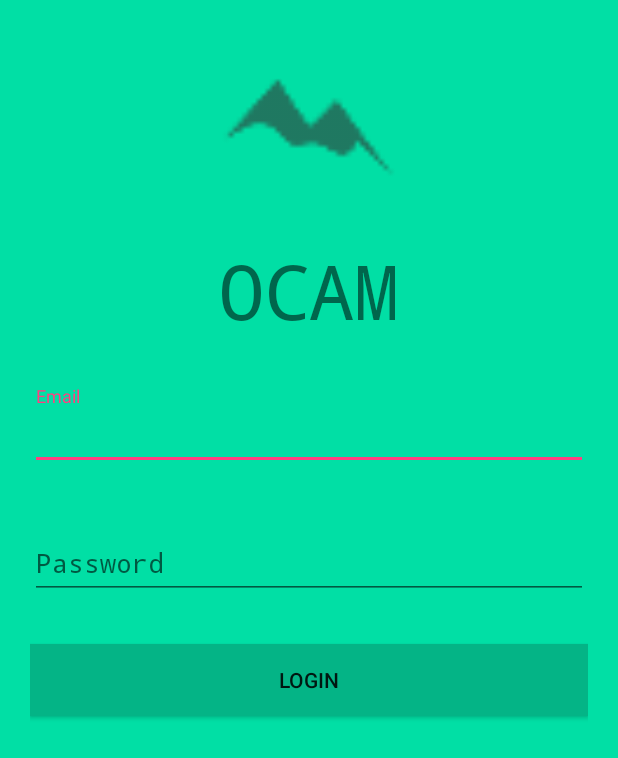
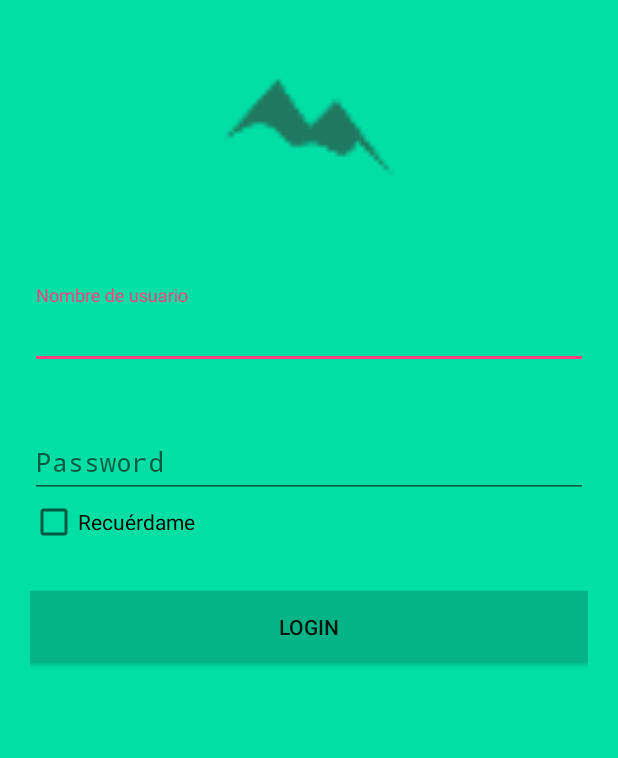
Before and after one commit to victorcastanogutierrez/OCAM-android, an Android app: the screen it shows after launch (LoginActivity), after a tap on "LOGIN", on a phone screen of 412 x 824 dp. Shown: the top 758 px of the screen. Run offline under Robolectric (Android 15) with nearby library versions, the phone set to English and light mode, and no system bars; our stand-ins replace Volley.

Commit message:
Funcionalidad de login

```diff
--- a/app/src/main/AndroidManifest.xml
+++ b/app/src/main/AndroidManifest.xml
@@ -2,6 +2,7 @@
 <manifest xmlns:android="http://schemas.android.com/apk/res/android"
     package="com.ocam">
 
+    <uses-permission android:name="android.permission.INTERNET" />
     <application
         android:allowBackup="true"
         android:icon="@mipmap/ic_launcher"
--- a/app/src/main/java/com/ocam/login/LoginActivity.java
+++ b/app/src/main/java/com/ocam/login/LoginActivity.java
@@ -1,19 +1,29 @@
 package com.ocam.login;
 
 import android.app.Activity;
+import android.app.Dialog;
 import android.os.Bundle;
 import android.support.design.widget.TextInputLayout;
 import android.view.View;
 import android.view.Window;
 import android.view.WindowManager;
+import android.widget.CheckBox;
+import android.widget.ProgressBar;
+import android.widget.Toast;
 
 import com.ocam.R;
+import com.ocam.util.volley.NukeSSLCerts;
+import com.ocam.util.ViewUtils;
 
 public class LoginActivity extends Activity implements LoginView {
 
-    private TextInputLayout ilEmail;
+    private LoginPresenter loginPresenter;
+
+    private TextInputLayout ilUsername;
     private TextInputLayout ilPassword;
-    private LoginPresenter loginPresenter;
+    private ProgressBar mProgress;
+    private Dialog mOverlayDialog;
+    private CheckBox cbRecuerda;
 
     @Override
     protected void onCreate(Bundle savedInstanceState) {
@@ -25,15 +35,64 @@ public class LoginActivity extends Activity implements LoginView {
 
         setContentView(R.layout.activity_login);
 
-        this.loginPresenter = new LoginPresenterImpl(this);
-        this.ilEmail = (TextInputLayout) findViewById(R.id.ilEmail);
+        this.loginPresenter = new LoginPresenterImpl(this, LoginActivity.this);
+        this.ilUsername = (TextInputLayout) findViewById(R.id.ilUsername);
         this.ilPassword = (TextInputLayout) findViewById(R.id.ilPassword);
+        this.mProgress = (ProgressBar) findViewById(R.id.progressBar);
+        this.cbRecuerda = (CheckBox) findViewById(R.id.cbRecuerda);
+        this.mOverlayDialog = new Dialog(LoginActivity.this, android.R.style.Theme_Panel);
+
+        //Confiar en todos los certificados: solo para desarrollo
+        new NukeSSLCerts().nuke();
+    }
+
+    /**
+     * Método ejecutado cuando se pulsa el boton de login
+     * Realiza las comprobaciones oportunas y llama al presentador para ejecutar la lógica de negocio
+     * @param view
+     */
+    public void login(View view) {
+        String username = ilUsername.getEditText().getText().toString();
+        String password = ilPassword.getEditText().getText().toString();
+        if (assertEmailPassword(username, password)) {
+            ViewUtils.showToast(getApplicationContext(), Toast.LENGTH_SHORT, "Email y password requeridos");
+        } else {
+            this.displayProgress();
+            this.loginPresenter.login(username, password, cbRecuerda.isChecked());
+        }
+    }
+
+    private Boolean assertEmailPassword(String email, String password) {
+        return email.isEmpty() || password.isEmpty();
+    }
+
+    /**
+     * Muestra un dialog para prevenir al usuario de interactuar con la vista mientras carga.
+     * Muestra la progressbar
+     */
+    private void displayProgress() {
+        mOverlayDialog.setCancelable(false);
+        mOverlayDialog.show();
+        this.mProgress.setVisibility(View.VISIBLE);
+    }
+
+
+    @Override
+    public void hideProgress() {
+        mOverlayDialog.cancel();
+        this.mProgress.setVisibility(View.INVISIBLE);
+    }
+
+    @Override
+    public void showErrorMessage(String message) {
+        ViewUtils.showToast(getApplicationContext(), Toast.LENGTH_SHORT, message);
+    }
+
+    /**
+     * Método llamado cuando el login finaliza con éxito
+     */
+    @Override
+    public void loginSuccess() {
 
     }
-
-    public void login(View view) {
-        String email = ilEmail.getEditText().getText().toString();
-        String password = ilPassword.getEditText().getText().toString();
-        this.loginPresenter.login(email, password);
-    }
 }
--- a/app/src/main/java/com/ocam/login/LoginPresenter.java
+++ b/app/src/main/java/com/ocam/login/LoginPresenter.java
@@ -1,13 +1,13 @@
 package com.ocam.login;
 
 
-import com.ocam.model.UserDTO;
+import android.content.Context;
 
 /**
  * Created by Victor on 01/04/2017.
  */
 public interface LoginPresenter {
 
-    void login(String email, String password);
+    void login(String username, String password,  Boolean recuerda);
 
 }
--- a/app/src/main/java/com/ocam/login/LoginView.java
+++ b/app/src/main/java/com/ocam/login/LoginView.java
@@ -4,4 +4,10 @@ package com.ocam.login;
  * Created by Victor on 01/04/2017.
  */
 public interface LoginView {
+
+    void hideProgress();
+
+    void showErrorMessage(String message);
+
+    void loginSuccess();
 }
--- /dev/null
+++ b/app/src/main/java/com/ocam/util/ViewUtils.java
@@ -0,0 +1,16 @@
+package com.ocam.util;
+
+import android.content.Context;
+import android.widget.Toast;
+
+/**
+ * Created by Victor on 02/04/2017.
+ */
+
+public class ViewUtils {
+
+    public static void showToast(Context context, int duration, String text) {
+        Toast toast = Toast.makeText(context, text, duration);
+        toast.show();
+    }
+}
--- /dev/null
+++ b/app/src/main/java/com/ocam/util/volley/NukeSSLCerts.java
@@ -0,0 +1,48 @@
+package com.ocam.util.volley;
+
+import java.security.SecureRandom;
+import java.security.cert.X509Certificate;
+
+import javax.net.ssl.HostnameVerifier;
+import javax.net.ssl.HttpsURLConnection;
+import javax.net.ssl.SSLContext;
+import javax.net.ssl.SSLSession;
+import javax.net.ssl.TrustManager;
+import javax.net.ssl.X509TrustManager;
+
+/**
+ * Clase para entorno de desarrollo que hace confiar en cualquier certificado SSL
+ */
+public class NukeSSLCerts {
+    protected static final String TAG = "NukeSSLCerts";
+
+    public static void nuke() {
+        try {
+            TrustManager[] trustAllCerts = new TrustManager[] {
+                    new X509TrustManager() {
+                        public X509Certificate[] getAcceptedIssuers() {
+                            X509Certificate[] myTrustedAnchors = new X509Certificate[0];
+                            return myTrustedAnchors;
+                        }
+
+                        @Override
+                        public void checkClientTrusted(X509Certificate[] certs, String authType) {}
+
+                        @Override
+                        public void checkServerTrusted(X509Certificate[] certs, String authType) {}
+                    }
+            };
+
+            SSLContext sc = SSLContext.getInstance("SSL");
+            sc.init(null, trustAllCerts, new SecureRandom());
+            HttpsURLConnection.setDefaultSSLSocketFactory(sc.getSocketFactory());
+            HttpsURLConnection.setDefaultHostnameVerifier(new HostnameVerifier() {
+                @Override
+                public boolean verify(String arg0, SSLSession arg1) {
+                    return true;
+                }
+            });
+        } catch (Exception e) {
+        }
+    }
+}
--- a/app/src/main/res/layout/activity_login.xml
+++ b/app/src/main/res/layout/activity_login.xml
@@ -4,48 +4,40 @@
     xmlns:tools="http://schemas.android.com/tools"
     android:layout_width="match_parent"
     android:layout_height="match_parent"
-    android:paddingLeft="20dp"
-    android:paddingRight="20dp"
+    android:paddingLeft="20sp"
+    android:paddingRight="20sp"
     android:background="#01DFA5"
     android:orientation="vertical"
     tools:context="com.ocam.login.LoginActivity">
 
     <ImageView
         android:id="@+id/ivOCAM"
-        android:layout_width="150dp"
-        android:layout_height="150dp"
+        android:layout_width="150sp"
+        android:layout_height="150sp"
         android:layout_gravity="center_horizontal"
-        android:layout_marginTop="10dp"
+        android:layout_marginTop="10sp"
         android:src="@drawable/mountain_home" />
 
-    <TextView
-        android:layout_width="wrap_content"
-        android:layout_height="wrap_content"
-        android:text="@string/title"
-        android:id="@+id/textView"
-        android:layout_gravity="center_horizontal"
-        android:textSize="50dp"
-        android:typeface="monospace" />
 
     <android.support.design.widget.TextInputLayout
-        android:id="@+id/ilEmail"
+        android:id="@+id/ilUsername"
         android:layout_width="match_parent"
         android:layout_height="wrap_content"
         android:layout_marginTop="30dp">
 
         <EditText
-            android:id="@+id/input_email"
+            android:id="@+id/input_username"
             android:layout_width="match_parent"
             android:layout_height="wrap_content"
-            android:inputType="textEmailAddress"
-            android:hint="@string/hint_email"/>
+            android:hint="@string/hint_username"
+            android:inputType="textEmailAddress" />
     </android.support.design.widget.TextInputLayout>
 
     <android.support.design.widget.TextInputLayout
         android:id="@+id/ilPassword"
         android:layout_width="match_parent"
         android:layout_height="wrap_content"
-        android:layout_marginTop="30dp">
+        android:layout_marginTop="30sp">
 
         <EditText
             android:id="@+id/input_password"
@@ -56,13 +48,27 @@
 
     </android.support.design.widget.TextInputLayout>
 
+    <CheckBox
+        android:id="@+id/cbRecuerda"
+        android:layout_width="match_parent"
+        android:layout_height="wrap_content"
+        android:text="Recuérdame" />
+
     <Button
         android:layout_width="match_parent"
         android:layout_height="wrap_content"
         android:text="@string/login"
         android:id="@+id/btLogin"
-        android:layout_marginTop="30dp"
+        android:layout_marginTop="30sp"
         android:background="#04b486"
         android:onClick="login"/>
 
+    <ProgressBar
+        android:id="@+id/progressBar"
+        style="?android:attr/progressBarStyle"
+        android:layout_width="match_parent"
+        android:layout_marginTop="30sp"
+        android:layout_height="wrap_content"
+        android:visibility="invisible"/>
+
 </LinearLayout>
--- a/app/src/main/res/values/strings.xml
+++ b/app/src/main/res/values/strings.xml
@@ -1,6 +1,6 @@
 <resources>
     <string name="app_name">OCAM</string>
-    <string name="hint_email">Email</string>
+    <string name="hint_username">Nombre de usuario</string>
     <string name="hint_password">Password</string>
     <string name="login">Login</string>
     <string name="title">OCAM</string>
```
Also changed, not shown: app/src/main/java/com/ocam/login/LoginPresenterImpl.java (+65 -5 lines), app/src/main/java/com/ocam/model/UserDTO.java (deleted, +0 -31 lines), app/src/main/java/com/ocam/model/UserTokenDTO.java (added, +26 -0 lines), app/src/main/java/com/ocam/util/Constants.java (+9 -1 lines), app/src/main/java/com/ocam/util/LoginPreferencesUtils.java (added, +28 -0 lines), app/src/main/java/com/ocam/util/volley/GsonRequest.java (renamed from app/src/main/java/com/ocam/util/GsonRequest.java, +14 -3 lines).
